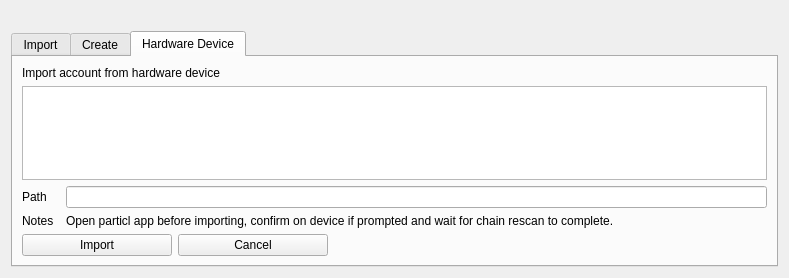
THETCR/core, file src/qt/forms/mnemonicdialog.ui: the form before one commit.
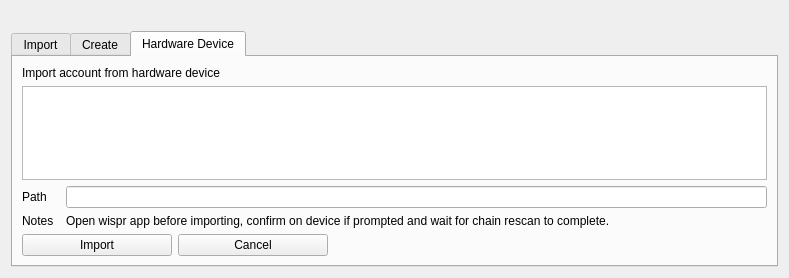
The form after the commit. The open tabs and pages were chosen to show the change.

What changed in the file:
```diff
--- a/src/qt/forms/mnemonicdialog.ui
+++ b/src/qt/forms/mnemonicdialog.ui
@@ -411,7 +411,7 @@
          <item row="1" column="1">
           <widget class="QLabel" name="label_6">
            <property name="text">
-            <string>Open particl app before importing, confirm on device if prompted and wait for chain rescan to complete.</string>
+            <string>Open wispr app before importing, confirm on device if prompted and wait for chain rescan to complete.</string>
            </property>
           </widget>
          </item>
```
